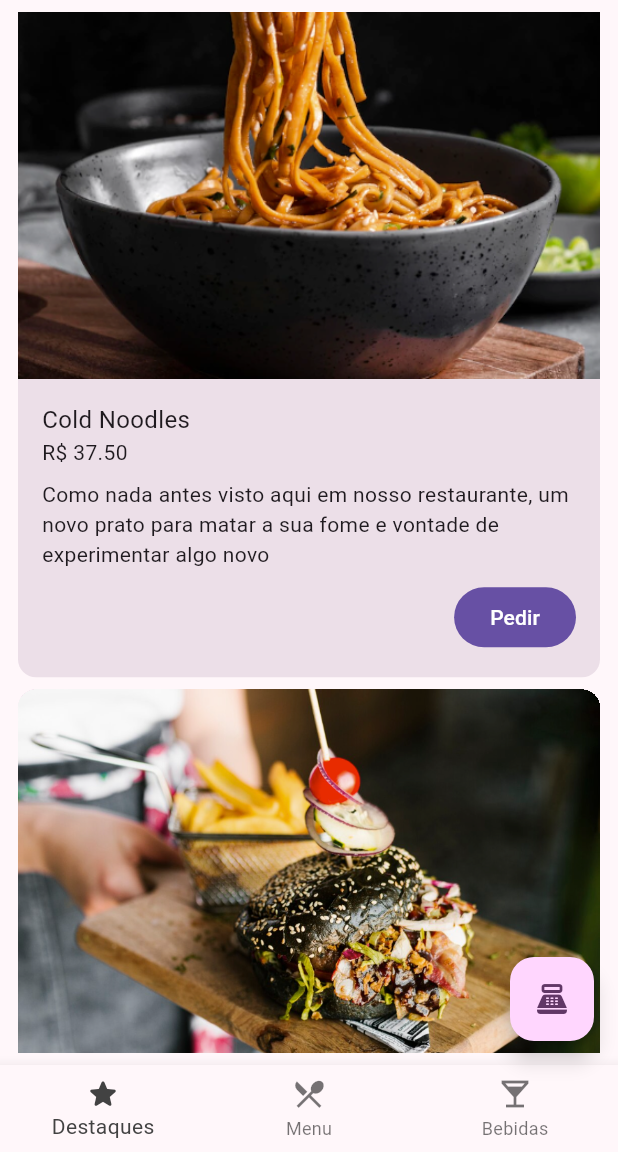
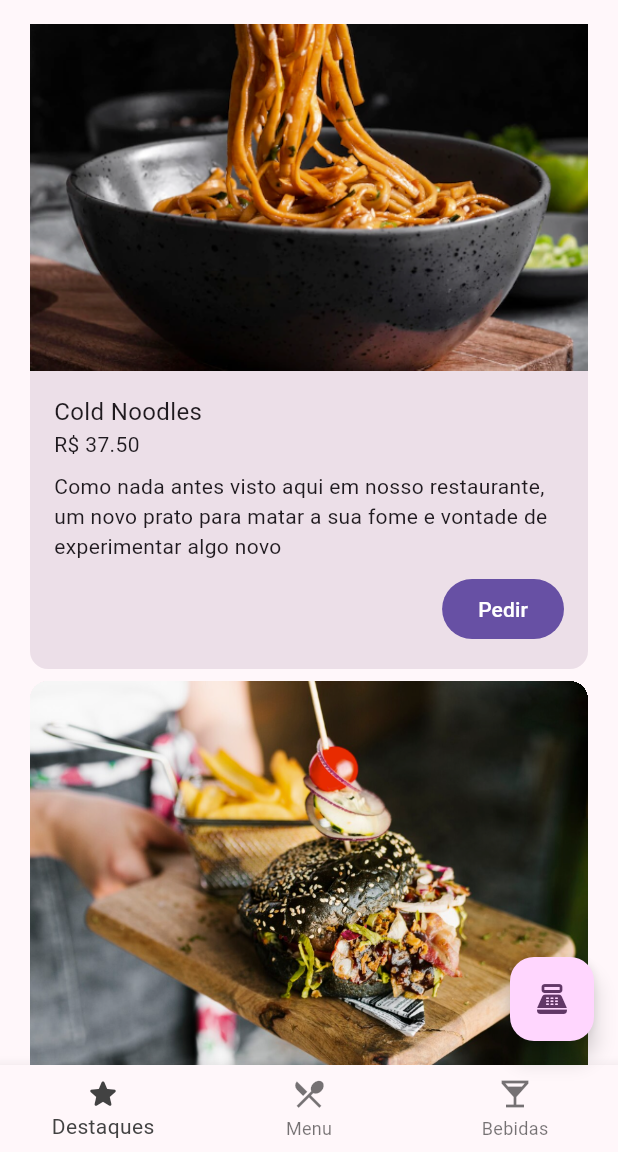
Before and after one commit to devgomes10/panucci_ristorante, a Flutter app: the screen it shows after launch, scrolled down 1152 dp, on a phone screen of 412 x 824 dp, the part 84-1236 px from its top. Run offline on Flutter 3.47's test engine with Material 3 defaults, Android fonts, the phone set to English and light mode, and no system bars.

```diff
--- a/lib/components/order_item.dart
+++ b/lib/components/order_item.dart
@@ -27,10 +27,13 @@ class _OrderItemState extends State<OrderItem> {
         mainAxisAlignment: MainAxisAlignment.spaceBetween,
         children: <Widget>[
           Image(
+            width: 80,
+            height: 80,
             image: AssetImage(widget.imageURI),
             fit: BoxFit.cover,
           ),
-          Padding(
+          Expanded(
+            child: Padding(
               padding: const EdgeInsets.symmetric(horizontal: 16.0),
               child: Column(
                 crossAxisAlignment: CrossAxisAlignment.start,
@@ -38,6 +41,7 @@ class _OrderItemState extends State<OrderItem> {
                   Text(widget.itemTitle),
                   Text(widget.itemPrice),
                 ],
+              ),
             ),
           ),
           const Padding(
--- a/lib/components/payment_method.dart
+++ b/lib/components/payment_method.dart
@@ -11,7 +11,8 @@ const PaymentMethod({ Key? key }) : super(key: key);
           width: 30,
           image: AssetImage("assets/images/visa.png"),
         ),
-        Padding(
+        Expanded(
+          child: Padding(
             padding: const EdgeInsets.symmetric(horizontal: 16.0),
             child: Column(
               crossAxisAlignment: CrossAxisAlignment.start,
@@ -21,6 +22,7 @@ const PaymentMethod({ Key? key }) : super(key: key);
               ],
             ),
           ),
+        ),
         const Icon(Icons.arrow_forward_ios),
     ],);
   }
--- a/lib/screens/drink_menu.dart
+++ b/lib/screens/drink_menu.dart
@@ -38,7 +38,11 @@ class DrinkMenu extends StatelessWidget {
               childCount: items.length,
             ),
             gridDelegate: const SliverGridDelegateWithFixedCrossAxisCount(
-                crossAxisCount: 2),
+              crossAxisCount: 2,
+              mainAxisSpacing: 8,
+              crossAxisSpacing: 8,
+              childAspectRatio: 158 / 194,
+            ),
           ),
         ],
       ),
--- a/lib/screens/higtlights.dart
+++ b/lib/screens/higtlights.dart
@@ -10,10 +10,19 @@ class Higtlights extends StatelessWidget {
   @override
   Widget build(BuildContext context) {
     return Padding(
-      padding: const EdgeInsets.all(8.0),
+      padding: const EdgeInsets.fromLTRB(16, 16, 16, 0),
       child: CustomScrollView(
         slivers: <Widget>[
-          const SliverToBoxAdapter(child: Text("Destaques")),
+          const SliverToBoxAdapter(
+            child: Text(
+              "Destaques",
+              textAlign: TextAlign.center,
+              style: TextStyle(
+                fontFamily: "Caveat",
+                fontSize: 32,
+              ),
+            ),
+          ),
           SliverList(
             delegate: SliverChildBuilderDelegate(
               (context, index) {
--- a/lib/screens/home.dart
+++ b/lib/screens/home.dart
@@ -1,5 +1,6 @@
 import 'package:flutter/material.dart';
 import 'package:panucci_ristorante/components/main_drawer.dart';
+import 'package:panucci_ristorante/screens/checkout.dart';
 import 'package:panucci_ristorante/screens/drink_menu.dart';
 import 'package:panucci_ristorante/screens/higtlights.dart';
 import 'package:panucci_ristorante/themes/app_colors.dart';
@@ -35,7 +36,7 @@ class _HomeState extends State<Home> {
       floatingActionButton: FloatingActionButton(
         onPressed: (){
           Navigator.push(context, MaterialPageRoute(builder: (context) {
-            return const Home();
+            return const Checkout();
           }));
         },
         child: const Icon(Icons.point_of_sale),
```
Also changed, not shown: lib/screens/checkout.dart (added, +93 -0 lines). Lines whose indentation alone changed are shown as unchanged.
